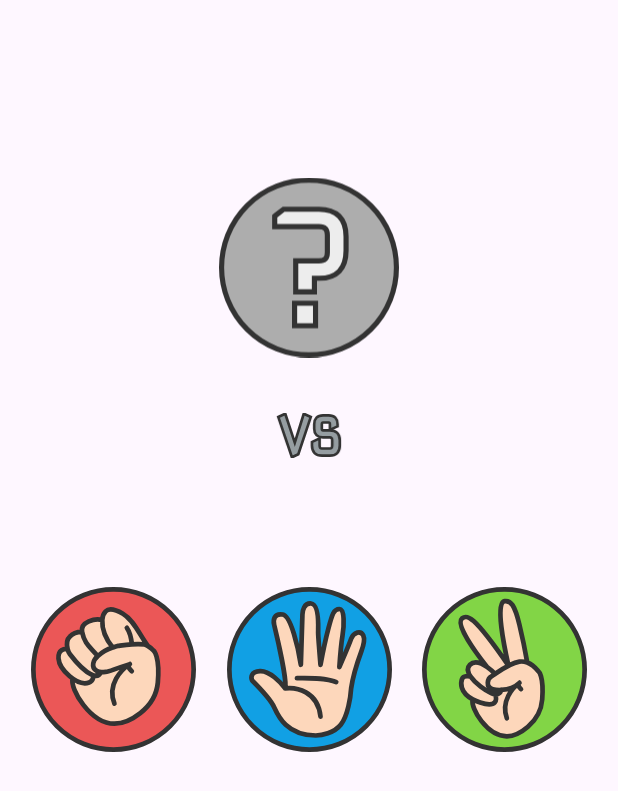
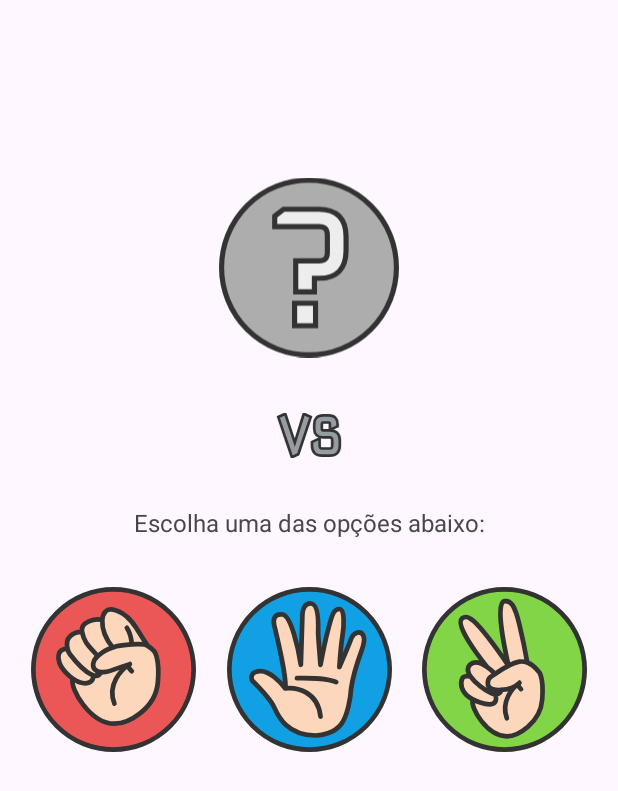
Before and after one commit to DiegoOliveiraa/Game-Rock-Paper-Scissors, an Android app: the StartGameActivity screen opened directly, with no data from a screen before it, on a phone screen of 412 x 824 dp. Shown: the top 791 px of the screen. Run offline under Robolectric (Android 15) with nearby library versions, the phone set to English and light mode, and no system bars.

Commit message:
StartGameActivity

```diff
--- a/app/src/main/java/com/diegooliveira/rock_paper_scissors/ui/activities/StartGameActivity.kt
+++ b/app/src/main/java/com/diegooliveira/rock_paper_scissors/ui/activities/StartGameActivity.kt
@@ -2,18 +2,21 @@ package com.diegooliveira.rock_paper_scissors.ui.activities
 
 import androidx.appcompat.app.AppCompatActivity
 import android.os.Bundle
+import android.view.View
+import android.widget.Toast
 import androidx.appcompat.widget.AppCompatImageView
 import androidx.lifecycle.Observer
 import com.diegooliveira.rock_paper_scissors.R
 import com.diegooliveira.rock_paper_scissors.R.string.activity_start_game_name_opponent
 import com.diegooliveira.rock_paper_scissors.R.string.activity_start_game_name_player
 import com.diegooliveira.rock_paper_scissors.ui.viewmodels.PlayersViewModel
+import com.diegooliveira.rock_paper_scissors.ui.viewmodels.RockPaperScissorsViewModel
 import com.google.android.material.textview.MaterialTextView
 import org.koin.androidx.viewmodel.ext.android.viewModel
 
 class StartGameActivity : AppCompatActivity() {
 
-    private val viewModel: PlayersViewModel by viewModel()
+    private val viewModel: RockPaperScissorsViewModel by viewModel()
 
     private lateinit var namePlayer: MaterialTextView
     private lateinit var descriptionOpponent: MaterialTextView
@@ -23,29 +26,38 @@ class StartGameActivity : AppCompatActivity() {
     private lateinit var imageHandScissors: AppCompatImageView
 
     private var extraNamePlayer: String? = null
+    private var extraNameOpponent: String? = null
 
     override fun onCreate(savedInstanceState: Bundle?) {
         super.onCreate(savedInstanceState)
         setContentView(R.layout.activity_start_game)
+        setUpFindViewByIds()
+        setUpTextViewNames()
+        initObserversViewModel()
+        setOnClickListeners()
+    }
+
+    private fun setUpTextViewNames() {
         extraNamePlayer = intent.getStringExtra("PLAYER_NAME")
-        initFindViewByIds()
-        initObserversViewModel()
-        viewModel.fetchOpponentName()
+        extraNameOpponent = intent.getStringExtra("OPPONENT_NAME")
         extraNamePlayer?.let { player ->
             namePlayer.text = getString(activity_start_game_name_player, player)
+        }
+        extraNameOpponent?.let { opponent ->
+            descriptionOpponent.text = getString(activity_start_game_name_opponent, opponent)
         }
     }
 
     private fun initObserversViewModel() {
-        viewModel.opponentName.observe(this, Observer { opponent ->
-            extraNamePlayer?.let { player ->
-                namePlayer.text = getString(activity_start_game_name_player, player)
-                descriptionOpponent.text = getString(activity_start_game_name_opponent, opponent)
-            }
-        })
+//        viewModel.opponentName.observe(this, Observer { opponent ->
+//            extraNamePlayer?.let { player ->
+//                namePlayer.text = getString(activity_start_game_name_player, player)
+//                descriptionOpponent.text = getString(activity_start_game_name_opponent, opponent)
+//            }
+//        })
     }
 
-    private fun initFindViewByIds() {
+    private fun setUpFindViewByIds() {
         namePlayer = findViewById(R.id.tv_name_player)
         descriptionOpponent = findViewById(R.id.text_description_opponent)
         imageOpponentsChoice = findViewById(R.id.image_opponents_choice)
@@ -53,4 +65,16 @@ class StartGameActivity : AppCompatActivity() {
         imageHandPaper = findViewById(R.id.image_hand_paper)
         imageHandScissors = findViewById(R.id.image_hand_scissors)
     }
+
+
+    private fun setOnClickListeners() {
+        imageHandRock.setOnClickListener { makeIconsRockPaperScissors(it.tag.toString()) }
+        imageHandPaper.setOnClickListener { makeIconsRockPaperScissors(it.tag.toString()) }
+        imageHandScissors.setOnClickListener { makeIconsRockPaperScissors(it.tag.toString()) }
+    }
+
+    private fun makeIconsRockPaperScissors(tag: String) {
+        Toast.makeText(this, tag, Toast.LENGTH_SHORT).show()
+    }
+
 }
--- a/app/src/main/res/layout/activity_start_game.xml
+++ b/app/src/main/res/layout/activity_start_game.xml
@@ -58,18 +58,19 @@
         app:layout_constraintEnd_toEndOf="@+id/image_hand_scissors"
         app:layout_constraintStart_toStartOf="@+id/image_hand_rock"
         app:layout_constraintTop_toBottomOf="@+id/image_versus"
-        tools:text="Escolha uma das opções abaixo:" />
+        android:text="@string/activity_start_game_options" />
 
     <androidx.appcompat.widget.AppCompatImageView
         android:id="@+id/image_hand_rock"
         android:layout_width="110dp"
         android:layout_height="110dp"
         android:clickable="true"
+        android:focusable="true"
+        android:tag="rock"
         app:layout_constraintBottom_toBottomOf="@+id/image_hand_paper"
         app:layout_constraintEnd_toStartOf="@+id/image_hand_paper"
         app:layout_constraintStart_toStartOf="parent"
         app:layout_constraintTop_toTopOf="@+id/image_hand_paper"
-        android:focusable="true"
         app:srcCompat="@drawable/ic_rock" />
 
     <androidx.appcompat.widget.AppCompatImageView
@@ -79,6 +80,7 @@
         android:layout_marginTop="32dp"
         android:clickable="true"
         android:focusable="true"
+        android:tag="paper"
         app:layout_constraintEnd_toStartOf="@+id/image_hand_scissors"
         app:layout_constraintStart_toEndOf="@+id/image_hand_rock"
         app:layout_constraintTop_toBottomOf="@+id/text_user_choice"
@@ -89,11 +91,12 @@
         android:layout_width="110dp"
         android:layout_height="110dp"
         android:clickable="true"
+        android:focusable="true"
+        android:tag="scissors"
         app:layout_constraintBottom_toBottomOf="@+id/image_hand_paper"
         app:layout_constraintEnd_toEndOf="parent"
         app:layout_constraintStart_toEndOf="@+id/image_hand_paper"
         app:layout_constraintTop_toTopOf="@+id/image_hand_paper"
-        android:focusable="true"
         app:srcCompat="@drawable/ic_scissors" />
 
 </androidx.constraintlayout.widget.ConstraintLayout>
--- a/app/src/main/res/values/strings.xml
+++ b/app/src/main/res/values/strings.xml
@@ -7,8 +7,10 @@
 
     <string name="activity_start_game_name_player">Olá, %s</string>
     <string name="activity_start_game_name_opponent">Seu oponente, %s escolheu:</string>
+    <string name="activity_start_game_options">Escolha uma das opções abaixo:</string>
 
     <string name="activity_ranking_opponent_name">Ranking dos jogadores:</string>
     <string name="activity_ranking_points">Pontos</string>
     <string name="activity_back_ranking">Voltar</string>
+
 </resources>
```
Also changed, not shown: app/src/main/AndroidManifest.xml (+4 -4 lines), app/src/main/java/com/diegooliveira/rock_paper_scissors/ui/activities/LoginActivity.kt (+17 -24 lines).
